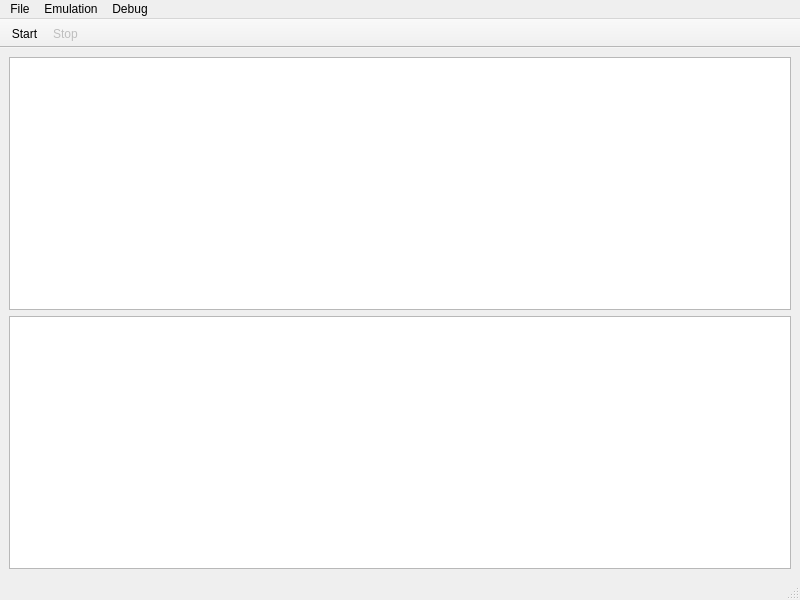
Above: psx-qt/mainwindow.ui from boeker/psx before the change. Below: the same form after it.
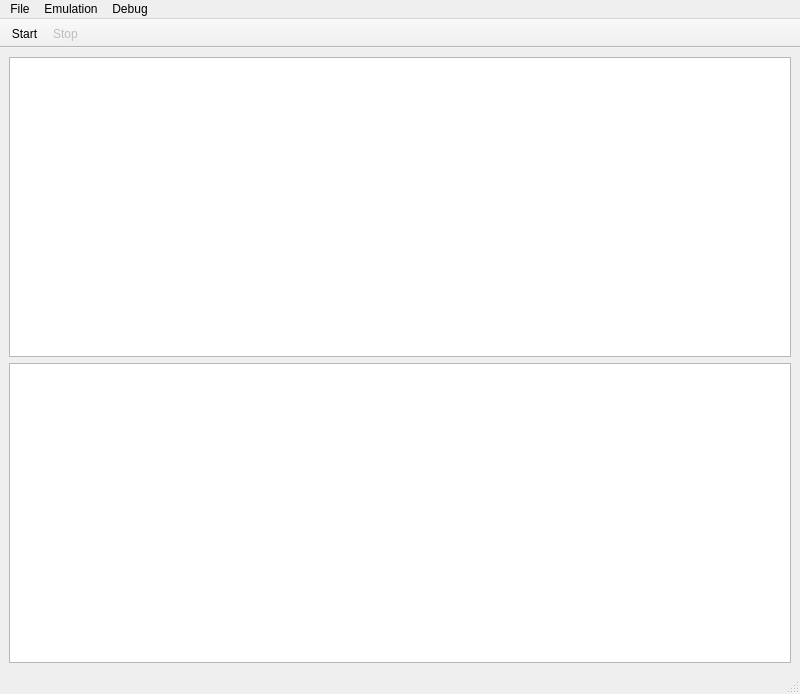
That is the form after the change.

Commit message: Make sure that screen and vram viewer have the proper size

What changed in the file:
```diff
--- a/psx-qt/mainwindow.ui
+++ b/psx-qt/mainwindow.ui
@@ -16,10 +16,29 @@
   <widget class="QWidget" name="centralwidget">
    <layout class="QVBoxLayout" name="verticalLayout">
     <item>
-     <widget class="QTreeView" name="treeView"/>
+     <widget class="QTreeView" name="treeView">
+      <property name="minimumSize">
+       <size>
+        <width>0</width>
+        <height>300</height>
+       </size>
+      </property>
+     </widget>
     </item>
     <item>
      <widget class="QPlainTextEdit" name="plainTextEditLog">
+      <property name="minimumSize">
+       <size>
+        <width>0</width>
+        <height>300</height>
+       </size>
+      </property>
+      <property name="maximumSize">
+       <size>
+        <width>16777215</width>
+        <height>600</height>
+       </size>
+      </property>
       <property name="readOnly">
        <bool>true</bool>
       </property>
```
The commit also changes 4 other files.
